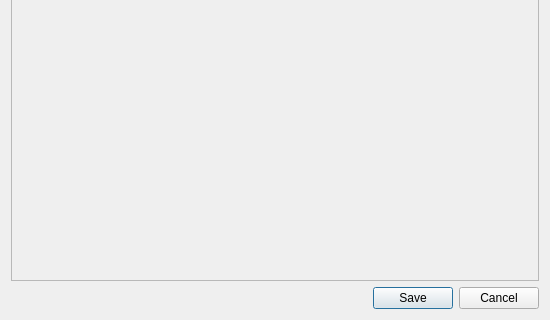
First picture: the form in ui_photodialog.ui, repository DOV-Vlaanderen/erosiebezwaren, before the edit; both pictures show x 0 to 550 and y 260 to 580 of the 550 by 580 pixel window.
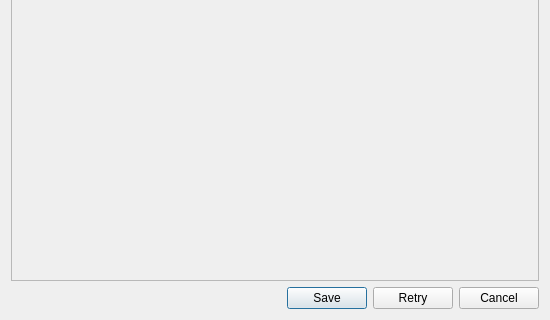
Second picture: the form after the edit.

Patch:
```diff
--- a/ui_photodialog.ui
+++ b/ui_photodialog.ui
@@ -57,7 +57,7 @@
       <enum>Qt::Horizontal</enum>
      </property>
      <property name="standardButtons">
-      <set>QDialogButtonBox::Cancel|QDialogButtonBox::Save</set>
+      <set>QDialogButtonBox::Cancel|QDialogButtonBox::Retry|QDialogButtonBox::Save</set>
      </property>
     </widget>
    </item>
```
